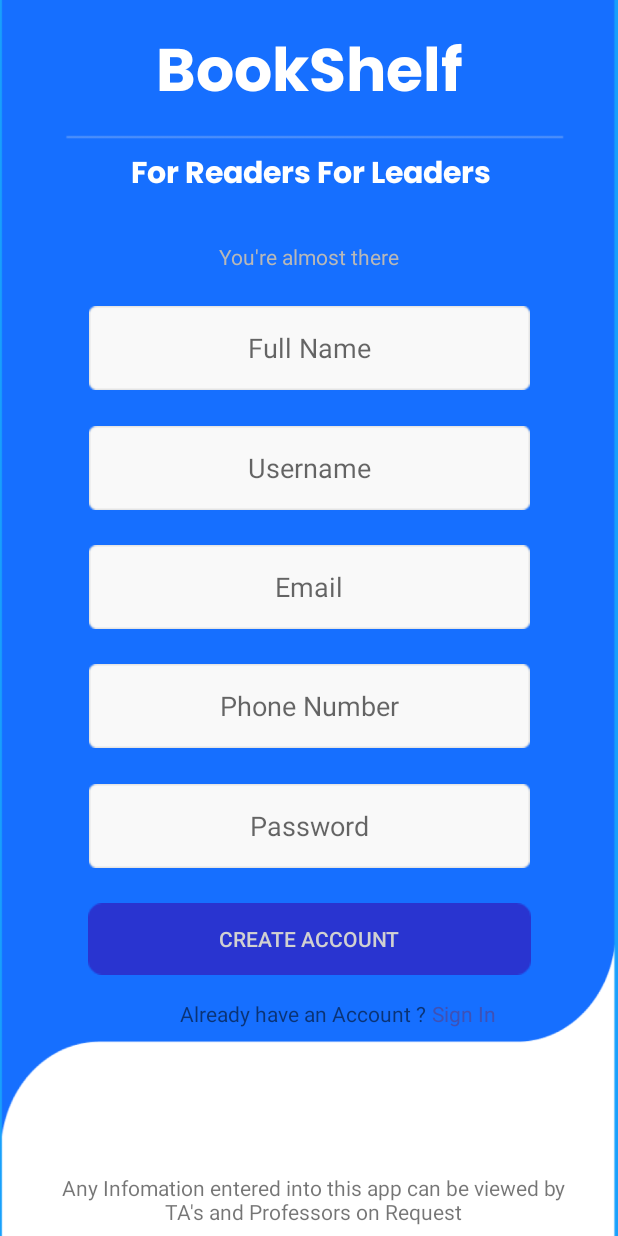
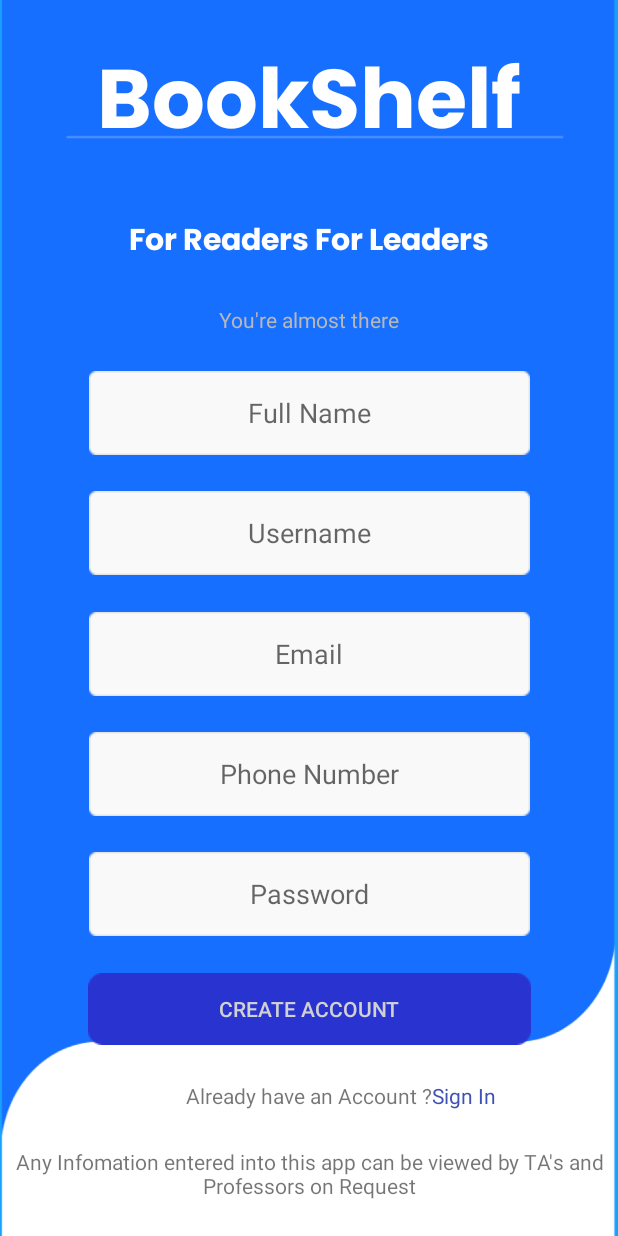
Before and after one commit to CMPUT301F20T26/BookShelf, an Android app: the CreateAccount screen opened directly, with no data from a screen before it, after a tap on "CREATE ACCOUNT", on a phone screen of 412 x 824 dp. Run offline under Robolectric (Android 15) with nearby library versions, the phone set to English and light mode, and no system bars; our stand-ins replace Firebase (no records; nobody signed in at launch, a user with empty details on screens opened directly).

Commit message:
Layout Fixes 1. Create Account optimization 1.

```diff
--- a/app/src/main/java/com/example/bookshelf/CreateAccount.java
+++ b/app/src/main/java/com/example/bookshelf/CreateAccount.java
@@ -29,7 +29,7 @@ public class CreateAccount extends AppCompatActivity {
 
     private EditText userFullNameEt;
     private EditText userNameEt;
-    private EditText user_emailEt;
+    private EditText userEmailEt;
     private EditText userPhoneEt;
     private EditText userPasswordEt;
     private Button createAccountBtn;
@@ -48,13 +48,13 @@ public class CreateAccount extends AppCompatActivity {
 
         userFullNameEt = findViewById(R.id.create_account_full_name);
         userNameEt = findViewById(R.id.create_account_user_name);
-        user_emailEt = findViewById(R.id.create_account_user_email);
+        userEmailEt = findViewById(R.id.create_account_user_email);
         userPhoneEt = findViewById(R.id.create_account_phone_number);
         userPasswordEt = findViewById(R.id.create_account_user_pwd);
         signInText = findViewById(R.id.sign_in_text);
         createAccountBtn = findViewById(R.id.create_account_btn);
 
-        //Initialize firebase authetication instance
+        //Initialize firebase authentication instance
         userAuth = FirebaseAuth.getInstance();
 
         //Creating a password based user account
@@ -65,7 +65,13 @@ public class CreateAccount extends AppCompatActivity {
                 //TODO: Add phoneNumber verification
                 //TODO: Add userName Verification
                 //TODO: Add Is empty checks
-                userAuth.createUserWithEmailAndPassword(user_emailEt.getText().toString(), userPasswordEt.getText().toString())
+                final String userEmail = userEmailEt.getText().toString();
+                String userPassword = userPasswordEt.getText().toString();
+                final String userFullName = userFullNameEt.getText().toString();
+                final String userName = userNameEt.getText().toString();
+                final String userPhone = userPhoneEt.getText().toString();
+
+                userAuth.createUserWithEmailAndPassword(userEmail, userPassword)
                         .addOnCompleteListener(CreateAccount.this, new OnCompleteListener<AuthResult>() {
                             @Override
                             public void onComplete(@NonNull Task<AuthResult> task) {
@@ -74,10 +80,10 @@ public class CreateAccount extends AppCompatActivity {
 
                                     //Add user data to cloud database
                                     Map<String, String> user = new HashMap<>();
-                                    user.put("fullname", userFullNameEt.getText().toString());
-                                    user.put("username", userNameEt.getText().toString());
-                                    user.put("email", user_emailEt.getText().toString());
-                                    user.put("phone", userPhoneEt.getText().toString());
+                                    user.put("fullname", userFullName);
+                                    user.put("username", userName);
+                                    user.put("email", userEmail);
+                                    user.put("phone", userPhone);
 
                                     //Add user to database using userID in authentication
                                     db.collection("users").document(authenticatedUser.getUid()).set(user);
--- a/app/src/main/res/layout/activity_create_account.xml
+++ b/app/src/main/res/layout/activity_create_account.xml
@@ -11,13 +11,13 @@
         android:id="@+id/cerat_account_header"
         android:layout_width="wrap_content"
         android:layout_height="wrap_content"
-        android:layout_marginTop="16dp"
         android:fontFamily="@font/poppins_bold"
         android:gravity="center"
         android:text="@string/app_name"
         android:textAlignment="center"
         android:textColor="#FFFFFF"
-        android:textSize="40sp"
+        android:textSize="55sp"
+        app:layout_constraintBottom_toTopOf="@+id/message"
         app:layout_constraintEnd_toEndOf="parent"
         app:layout_constraintStart_toStartOf="parent"
         app:layout_constraintTop_toTopOf="parent" />
@@ -25,16 +25,15 @@
     <TextView
         android:id="@+id/message"
         android:layout_width="wrap_content"
-        android:layout_height="40dp"
-        android:layout_marginTop="12dp"
+        android:layout_height="wrap_content"
         android:fontFamily="@font/poppins_bold"
         android:gravity="center"
         android:text="For Readers For Leaders"
         android:textAlignment="center"
         android:textColor="#FFFFFF"
         android:textSize="20sp"
+        app:layout_constraintBottom_toTopOf="@+id/message2"
         app:layout_constraintEnd_toEndOf="parent"
-        app:layout_constraintHorizontal_bias="0.506"
         app:layout_constraintStart_toStartOf="parent"
         app:layout_constraintTop_toBottomOf="@+id/cerat_account_header" />
 
@@ -42,9 +41,9 @@
         android:id="@+id/message2"
         android:layout_width="wrap_content"
         android:layout_height="wrap_content"
-        android:layout_marginTop="24dp"
         android:text="You're almost there"
         android:textColor="#B8B8B8"
+        app:layout_constraintBottom_toTopOf="@+id/create_account_full_name"
         app:layout_constraintEnd_toEndOf="parent"
         app:layout_constraintStart_toStartOf="parent"
         app:layout_constraintTop_toBottomOf="@+id/message" />
@@ -59,7 +58,8 @@
         android:hint="Username"
         android:inputType="textPersonName"
         app:layout_constraintBottom_toTopOf="@+id/create_account_user_email"
-        app:layout_constraintEnd_toEndOf="@+id/create_account_user_email"
+        app:layout_constraintEnd_toEndOf="parent"
+        app:layout_constraintStart_toStartOf="parent"
         app:layout_constraintTop_toBottomOf="@+id/create_account_full_name" />
 
     <EditText
@@ -72,7 +72,8 @@
         android:hint="Email"
         android:inputType="textPersonName"
         app:layout_constraintBottom_toTopOf="@+id/create_account_phone_number"
-        app:layout_constraintEnd_toEndOf="@+id/create_account_phone_number"
+        app:layout_constraintEnd_toEndOf="parent"
+        app:layout_constraintStart_toStartOf="parent"
         app:layout_constraintTop_toBottomOf="@+id/create_account_user_name" />
 
     <EditText
@@ -85,7 +86,8 @@
         android:hint="Phone Number"
         android:inputType="textPersonName"
         app:layout_constraintBottom_toTopOf="@+id/create_account_user_pwd"
-        app:layout_constraintEnd_toEndOf="@+id/create_account_user_pwd"
+        app:layout_constraintEnd_toEndOf="parent"
+        app:layout_constraintStart_toStartOf="parent"
         app:layout_constraintTop_toBottomOf="@+id/create_account_user_email" />
 
     <EditText
@@ -112,42 +114,41 @@
         android:hint="Full Name"
         android:inputType="textPersonName"
         app:layout_constraintBottom_toTopOf="@+id/create_account_user_name"
-        app:layout_constraintEnd_toEndOf="@+id/create_account_user_name"
+        app:layout_constraintEnd_toEndOf="parent"
+        app:layout_constraintStart_toStartOf="parent"
         app:layout_constraintTop_toBottomOf="@+id/message2" />
 
     <Button
         android:id="@+id/create_account_btn"
         android:layout_width="wrap_content"
         android:layout_height="wrap_content"
-        android:layout_marginTop="400dp"
         android:background="@drawable/rectangle2"
         android:text="Create Account"
         android:textColor="#D1D1D1"
-        app:layout_constraintBottom_toTopOf="@+id/textView3"
+        app:layout_constraintBottom_toTopOf="@+id/textView4"
         app:layout_constraintEnd_toEndOf="parent"
         app:layout_constraintStart_toStartOf="parent"
-        app:layout_constraintTop_toBottomOf="@+id/message2"
-        app:layout_constraintVertical_bias="0.14" />
+        app:layout_constraintTop_toBottomOf="@+id/create_account_user_pwd" />
 
     <TextView
         android:id="@+id/textView3"
-        android:layout_width="349dp"
-        android:layout_height="38dp"
-        android:layout_marginBottom="4dp"
+        android:layout_width="wrap_content"
+        android:layout_height="wrap_content"
         android:text="Any Infomation entered into this app can be viewed by TA's and Professors on Request"
         android:textAlignment="center"
         app:layout_constraintBottom_toBottomOf="parent"
         app:layout_constraintEnd_toEndOf="parent"
-        app:layout_constraintHorizontal_bias="0.538"
-        app:layout_constraintStart_toStartOf="parent" />
+        app:layout_constraintHorizontal_bias="0.49"
+        app:layout_constraintStart_toStartOf="parent"
+        app:layout_constraintTop_toBottomOf="@+id/textView4" />
 
     <TextView
         android:id="@+id/textView4"
         android:layout_width="wrap_content"
         android:layout_height="wrap_content"
-        android:layout_marginStart="120dp"
-        android:layout_marginTop="16dp"
         android:text="Already have an Account ?"
+        app:layout_constraintBottom_toTopOf="@+id/textView3"
+        app:layout_constraintEnd_toEndOf="parent"
         app:layout_constraintStart_toStartOf="parent"
         app:layout_constraintTop_toBottomOf="@+id/create_account_btn" />
 
@@ -155,11 +156,9 @@
         android:id="@+id/sign_in_text"
         android:layout_width="wrap_content"
         android:layout_height="wrap_content"
-        android:layout_marginStart="4dp"
-        android:layout_marginTop="16dp"
         android:text="Sign In"
         android:textColor="#3F51B5"
         app:layout_constraintStart_toEndOf="@+id/textView4"
-        app:layout_constraintTop_toBottomOf="@+id/create_account_btn" />
+        app:layout_constraintTop_toTopOf="@+id/textView4" />
 
 </androidx.constraintlayout.widget.ConstraintLayout>
```
